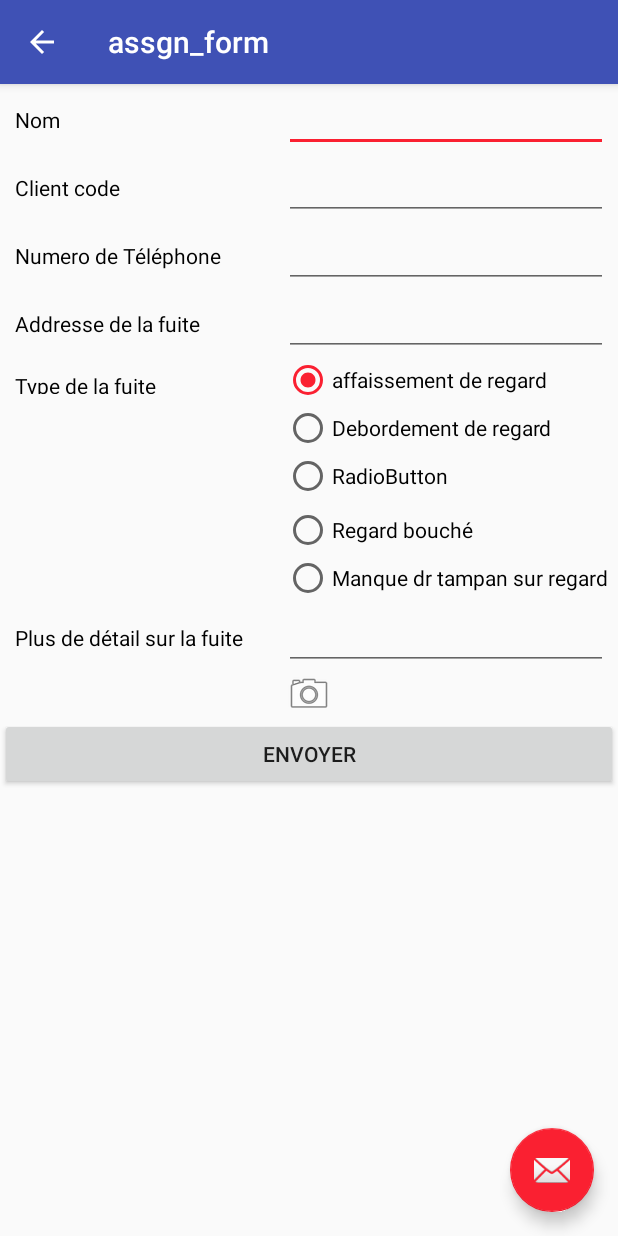
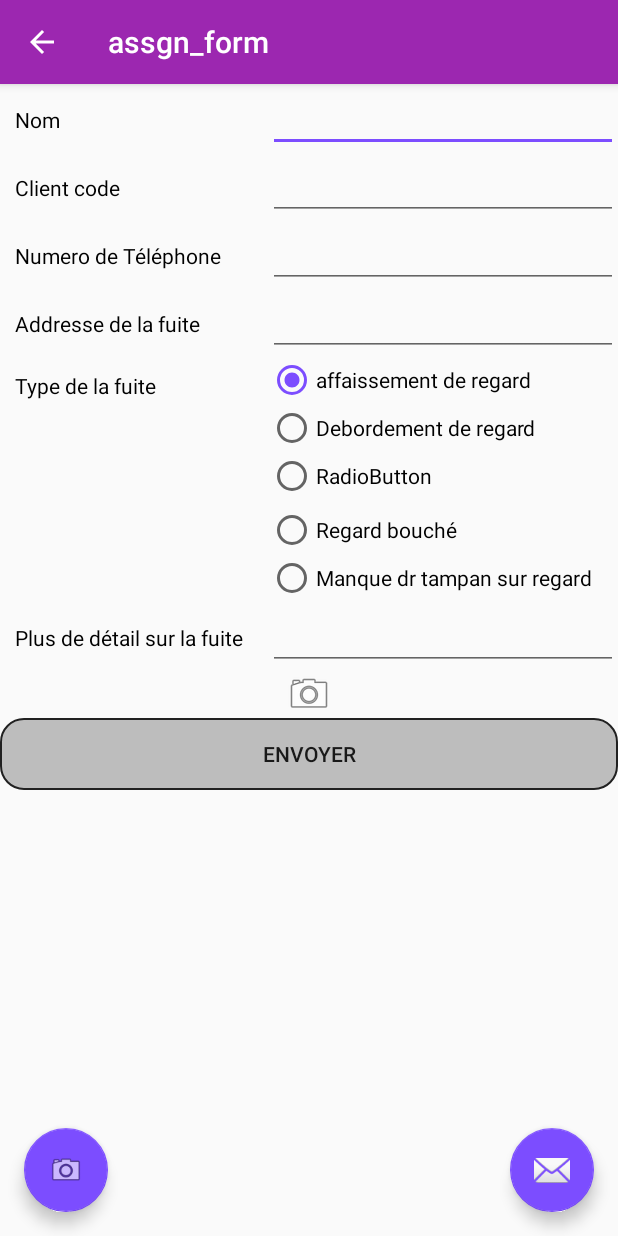
Before and after one commit to RiadBensalem/AppSingalisationFuite_Android, an Android app: the assgn_form screen opened directly, with no data from a screen before it, on a phone screen of 412 x 824 dp. Run offline under Robolectric (Android 15) with nearby library versions, the phone set to English and light mode, and no system bars.

Commit message:
modification de la palette de couleur et implemantation du floting pic button

```diff
--- a/app/src/main/res/drawable/custombutton.xml
+++ b/app/src/main/res/drawable/custombutton.xml
@@ -3,18 +3,18 @@
 <item
     android:state_pressed="true">
     <shape>
-        <solid android:color="#B40562"></solid>
+        <solid android:color="#FFFFFF"/>
         <stroke
-            android:color="#FF05AA"
-            android:width="2dp">
+            android:color="#000000"
+            android:width="1dp">
 
         </stroke>
-        <corners android:radius="3dp"></corners>
+        <corners android:radius="10dp" />
         <padding
             android:left="10dp"
             android:right="10dp"
             android:top="10dp"
-            android:bottom="10dp"></padding>
+            android:bottom="10dp"/>
 
     </shape>
 
@@ -23,18 +23,18 @@
     <item
         >
         <shape>
-            <solid android:color="#449def"></solid>
+            <solid android:color="#BDBDBD"/>
             <stroke
-                android:color="#FF05AA"
-                android:width="2dp">
+                android:color="#212121"
+                android:width="1dp">
 
             </stroke>
-            <corners android:radius="3dp"></corners>
+            <corners android:radius="15dp"/>
             <padding
                 android:left="10dp"
                 android:right="10dp"
                 android:top="10dp"
-                android:bottom="10dp"></padding>
+                android:bottom="10dp"/>
 
         </shape>
 
--- /dev/null
+++ b/app/src/main/res/drawable/test.xml
@@ -0,0 +1,6 @@
+<?xml version="1.0" encoding="utf-8"?>
+<selector xmlns:android="http://schemas.android.com/apk/res/android">
+<item >
+
+</item>
+</selector>
--- a/app/src/main/res/layout/activity_assgn_form.xml
+++ b/app/src/main/res/layout/activity_assgn_form.xml
@@ -29,5 +29,12 @@
         android:layout_gravity="bottom|end"
         android:layout_margin="@dimen/fab_margin"
         app:srcCompat="@android:drawable/ic_dialog_email" />
+    <android.support.design.widget.FloatingActionButton
+        android:id="@+id/fb_pic"
+        android:layout_width="wrap_content"
+        android:layout_height="wrap_content"
+        android:layout_gravity="bottom|start"
+        android:layout_margin="@dimen/fab_margin"
+        app:srcCompat="@android:drawable/ic_menu_camera" />
 
 </android.support.design.widget.CoordinatorLayout>
--- a/app/src/main/res/layout/activity_main.xml
+++ b/app/src/main/res/layout/activity_main.xml
@@ -22,12 +22,13 @@
 
     <include layout="@layout/content_main" />
 
-    <android.support.design.widget.FloatingActionButton
+    <!--<android.support.design.widget.FloatingActionButton
         android:id="@+id/fab"
         android:layout_width="wrap_content"
         android:layout_height="wrap_content"
         android:layout_gravity="bottom|end"
         android:layout_margin="@dimen/fab_margin"
         app:srcCompat="@android:drawable/ic_dialog_email" />
+        !-->
 
 </android.support.design.widget.CoordinatorLayout>
--- a/app/src/main/res/layout/content_assgn_form.xml
+++ b/app/src/main/res/layout/content_assgn_form.xml
@@ -17,88 +17,100 @@
             android:layout_width="match_parent"
             android:layout_height="match_parent">
 
-            <TableRow>
-                android:layout_width="match_parent"
-                android:layout_height="match_parent"
+            <TableRow
+                android:id="@+id/row1"
+                android:layout_width="match_parent">
+
 
                 <TextView
                     android:id="@+id/textView7"
-                    android:layout_width="189dp"
+                    android:layout_width="fill_parent"
                     android:layout_column="0"
+                    android:layout_weight="1"
                     android:text="   Nom"
-
                     android:textColor="@android:color/black" />
 
 
                 <EditText
                     android:id="@+id/fuiteass_name"
-                    android:layout_width="201dp"
-                    android:layout_column="1" />
+                    android:layout_width="match_parent"
+                    android:layout_column="1"
+                    android:layout_weight="1" />
             </TableRow>
 
-            <TableRow>
-                android:layout_width="match_parent"
-                android:layout_height="match_parent"
+            <TableRow android:layout_width="match_parent">
+
 
                 <TextView
                     android:id="@+id/textView8"
-                    android:layout_width="189dp"
+                    android:layout_width="fill_parent"
                     android:layout_column="0"
+                    android:layout_weight="1"
                     android:text="   Client code"
 
                     android:textColor="@android:color/black" />
 
                 <EditText
                     android:id="@+id/fuiteass_Code_client"
-                    android:layout_width="201dp"
-                    android:layout_column="1" />
+                    android:layout_width="match_parent"
+                    android:layout_column="1"
+                    android:layout_weight="1" />
             </TableRow>
 
-            <TableRow>
-                android:layout_width="match_parent"
-                android:layout_height="match_parent"
+            <TableRow android:layout_width="match_parent">
+
 
                 <TextView
                     android:id="@+id/textView9"
-                    android:layout_width="189dp"
+                    android:layout_width="fill_parent"
                     android:layout_column="0"
+                    android:layout_weight="1"
                     android:text="   Numero de Téléphone"
 
                     android:textColor="@android:color/black" />
 
                 <EditText
                     android:id="@+id/fuiteass_Num_Tele"
-                    android:layout_width="201dp"
-                    android:layout_column="1" />
+                    android:layout_width="match_parent"
+                    android:layout_column="1"
+                    android:layout_weight="1" />
             </TableRow>
 
-            <TableRow>
-                android:layout_width="match_parent"
-                android:layout_height="match_parent"
+            <TableRow android:layout_width="match_parent"
+
+
+                >
+
 
                 <TextView
                     android:id="@+id/textView10"
-                    android:layout_width="189dp"
+                    android:layout_width="fill_parent"
                     android:layout_column="0"
+                    android:layout_weight="1"
                     android:text="   Addresse de la fuite"
 
                     android:textColor="@android:color/black" />
 
                 <EditText
                     android:id="@+id/fuiteass_Adr"
-                    android:layout_width="201dp"
-                    android:layout_column="1" />
+                    android:layout_width="match_parent"
+                    android:layout_column="1"
+                    android:layout_weight="1" />
             </TableRow>
 
-            <TableRow>
-                android:layout_width="match_parent"
-                android:layout_height="match_parent"
+            <TableRow
+                android:layout_width="wrap_content"
+                android:layout_height="wrap_content"
+
+                >
+
 
                 <TextView
                     android:id="@+id/textView11"
-                    android:layout_width="189dp"
-                    android:layout_height="35dp"
+                    android:layout_width="fill_parent"
+
                     android:layout_column="0"
+                    android:layout_weight="1"
 
                     android:paddingVertical="10dp"
                     android:text="   Type de la fuite"
@@ -106,26 +118,28 @@
 
                 <RadioGroup
                     android:id="@+id/grp"
-                    android:layout_column="1">
+                    android:layout_width="match_parent"
+                    android:layout_column="1"
+                    android:layout_weight="1">
 
 
                     <RadioButton
                         android:id="@+id/radioButton6"
-                        android:layout_width="wrap_content"
-                        android:layout_height="wrap_content"
+                        android:layout_width="match_parent"
+                        android:layout_height="match_parent"
                         android:checked="true"
                         android:text="affaissement de regard" />
 
                     <RadioButton
                         android:id="@+id/radioButton7"
-                        android:layout_width="wrap_content"
-                        android:layout_height="wrap_content"
+                        android:layout_width="match_parent"
+                        android:layout_height="match_parent"
                         android:text="Debordement de regard " />
 
                     <RadioButton
                         android:id="@+id/radioButton8"
-                        android:layout_width="wrap_content"
-                        android:layout_height="wrap_content"
+                        android:layout_width="match_parent"
+                        android:layout_height="match_parent"
                         android:text="RadioButton" />
 
                     <RadioButton
@@ -145,43 +159,43 @@
 
             </TableRow>
 
-            <TableRow>
+            <TableRow
                 android:layout_width="match_parent"
-                android:layout_height="match_parent"
+                android:layout_height="match_parent">
 
 
                 <TextView
                     android:id="@+id/textView12"
-                    android:layout_width="189dp"
+                    android:layout_width="fill_parent"
                     android:layout_column="0"
+                    android:layout_weight="1"
                     android:text="   Plus de détail sur la fuite"
 
                     android:textColor="@android:color/black" />
 
                 <EditText
                     android:id="@+id/fuiteass_Détail"
-                    android:layout_width="201dp"
-                    android:layout_column="1" />
+                    android:layout_width="match_parent"
+                    android:layout_column="1"
+                    android:layout_weight="1" />
             </TableRow>
-
-
-            android:layout_width="fill_parent"
-            android:layout_height="match_parent"
 
 
             <ImageView
                 android:id="@+id/imageView2"
-                android:layout_width="wrap_content"
-                android:layout_height="wrap_content"
-                app:srcCompat="@android:drawable/ic_menu_camera"
-                android:onClick="take_picClick"/>
+                android:layout_width="match_parent"
+                android:layout_height="match_parent"
+                android:onClick="take_picClick"
+                app:srcCompat="@android:drawable/ic_menu_camera" />
 
 
             <Button
                 android:id="@+id/button2"
-                android:layout_width="161dp"
+                android:layout_width="match_parent"
+                android:layout_height="match_parent"
                 android:width="40dp"
-
+                android:background="@drawable/custombutton"
+                android:onClick="sendClick"
                 android:text="Envoyer" />
 
 
--- a/app/src/main/res/values/colors.xml
+++ b/app/src/main/res/values/colors.xml
@@ -1,6 +1,9 @@
 <?xml version="1.0" encoding="utf-8"?>
 <resources>
-    <color name="colorPrimary">#3F51B5</color>
-    <color name="colorPrimaryDark">#006FFF</color>
-    <color name="colorAccent">#FA2031</color>
+    <color name="colorPrimary">#9C27B0</color>
+    <color name="colorPrimaryDark">#7B1FA2</color>
+    <color name="colorAccent">#7C4DFF</color>
+    <color name="primary_text">#212121</color>
+    <color name="secondary_text">#757575</color>
+    <color name="icons">#FFFFFF</color>
 </resources>
```
Also changed, not shown: app/src/main/java/com/example/ryad/ggg/MainActivity.java (+14 -3 lines), app/src/main/java/com/example/ryad/ggg/assgn_form.java (+15 -2 lines), app/src/main/java/com/example/ryad/ggg/fuite_form.java (+20 -7 lines), app/src/main/res/drawable/displayimg.xml (added, +40 -0 lines), app/src/main/res/layout/activity_fuite_form.xml (+9 -0 lines), app/src/main/res/layout/content_fuite_form.xml (+6 -2 lines), app/src/main/res/layout/content_main.xml (+5 -2 lines).
